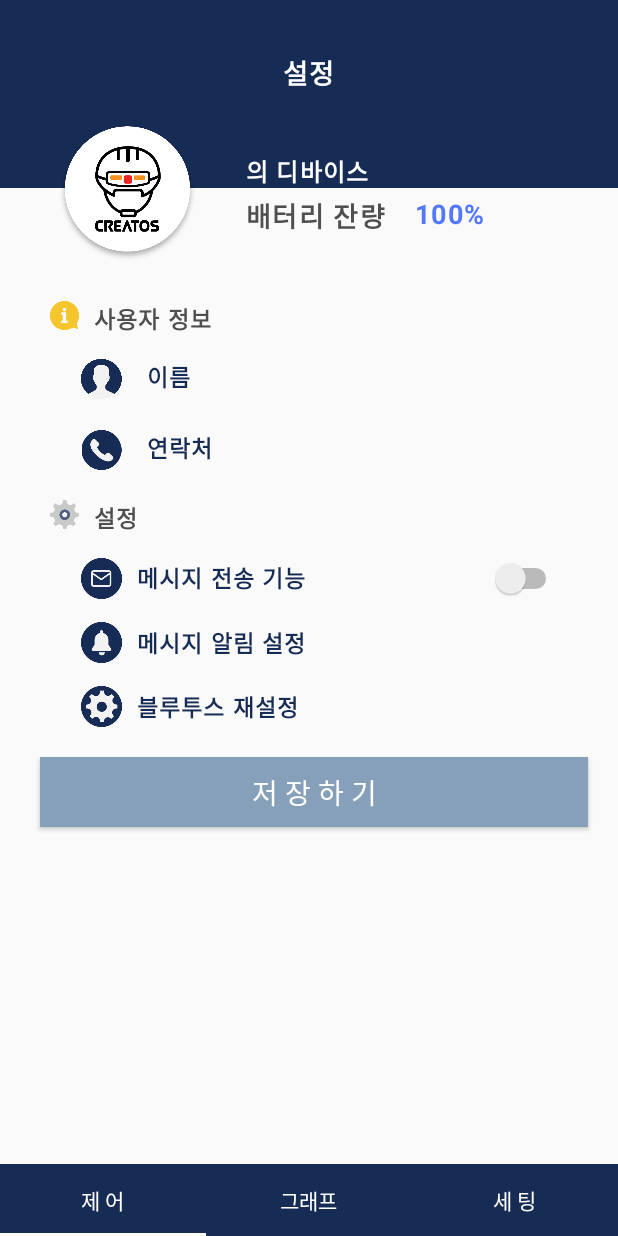
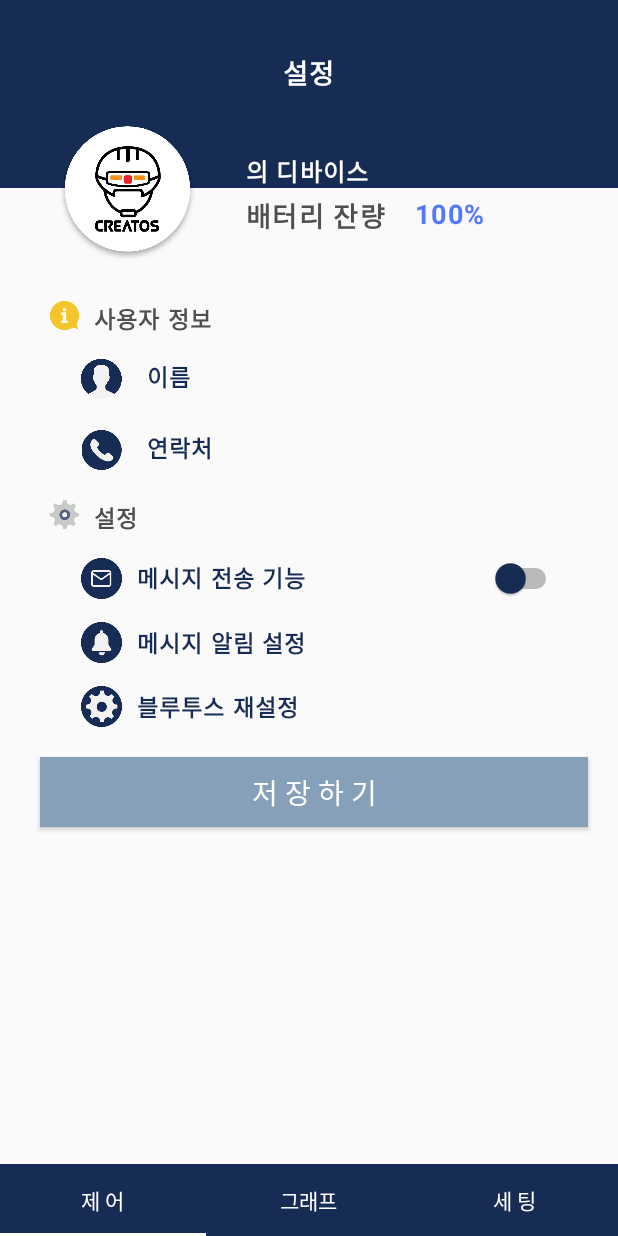
Before and after one commit to kminseop90/HelmetBluetooth, an Android app: the fragment SettingFragment placed in its activity, on a phone screen of 412 x 824 dp. Run offline under Robolectric (Android 15) with nearby library versions, the light colour scheme and no system bars; our stand-ins replace ButterKnife; 3 statements that could not run were skipped.

Commit message:
message swtich 색 변경

```diff
--- a/app/src/main/res/layout/fragment_setting.xml
+++ b/app/src/main/res/layout/fragment_setting.xml
@@ -241,6 +241,7 @@
                         android:layout_height="0dp"/>
 
                     <Switch
+                        android:thumbTint="@color/colorPrimary"
                         android:id="@+id/setting_msg_switch"
                         android:layout_width="wrap_content"
                         android:layout_height="wrap_content"
```
